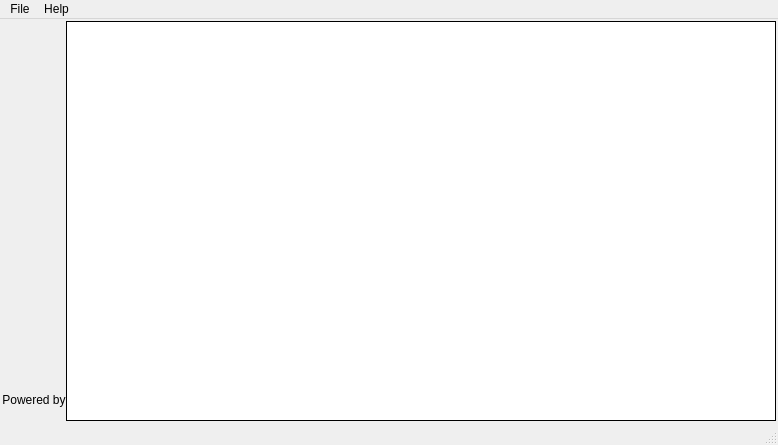
The window that src/ui/mainwindow.ui (thm-projects/arsnova-overlay) describes before a commit, drawn with Qt 5.
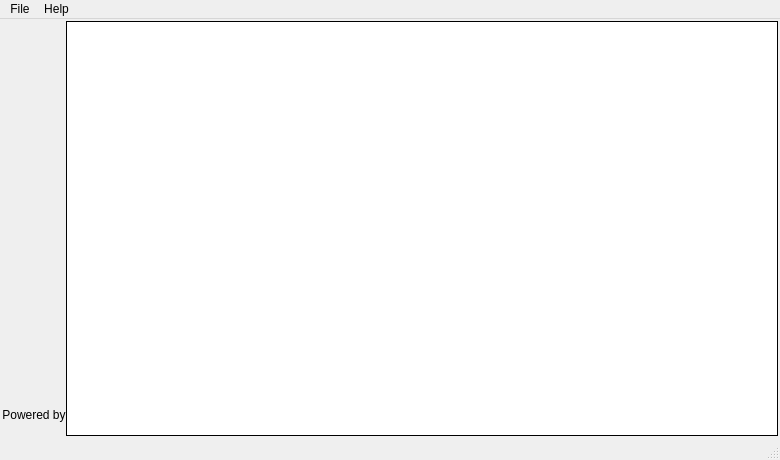
The same window after the commit. Icons and pictures are not drawn.

Commit message: Go back to login widget if there is any error in session connection

```diff
--- a/src/ui/mainwindow.ui
+++ b/src/ui/mainwindow.ui
@@ -6,8 +6,8 @@
    <rect>
     <x>0</x>
     <y>0</y>
-    <width>778</width>
-    <height>445</height>
+    <width>780</width>
+    <height>460</height>
    </rect>
   </property>
   <property name="minimumSize">
@@ -151,7 +151,7 @@
     <rect>
      <x>0</x>
      <y>0</y>
-     <width>778</width>
+     <width>780</width>
      <height>20</height>
     </rect>
    </property>
```
The commit also changes 6 other files.
